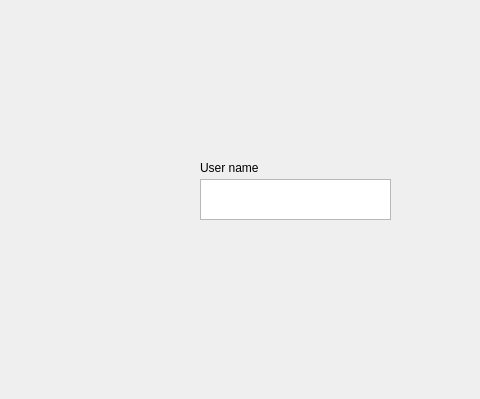
justinburrill/comp3004_d1, file mainwindow.ui: the form before one commit; both pictures show x 109 to 589 and y 0 to 399 of the 800 by 600 pixel window.
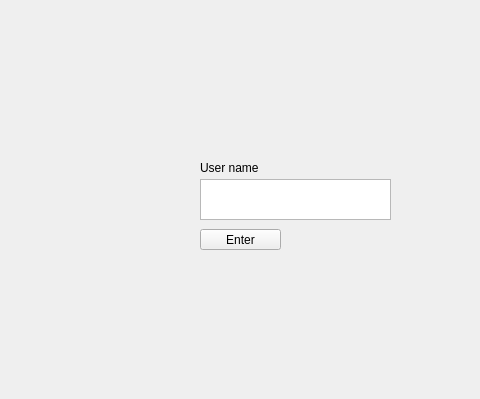
The form after the commit.

```diff
--- a/mainwindow.ui
+++ b/mainwindow.ui
@@ -47,6 +47,19 @@
        </rect>
       </property>
      </widget>
+     <widget class="QPushButton" name="enter_button">
+      <property name="geometry">
+       <rect>
+        <x>310</x>
+        <y>230</y>
+        <width>81</width>
+        <height>21</height>
+       </rect>
+      </property>
+      <property name="text">
+       <string>Enter</string>
+      </property>
+     </widget>
     </widget>
     <widget class="QWidget" name="customer_dashboard"/>
     <widget class="QWidget" name="kitchen_staff_dashboard"/>
```
